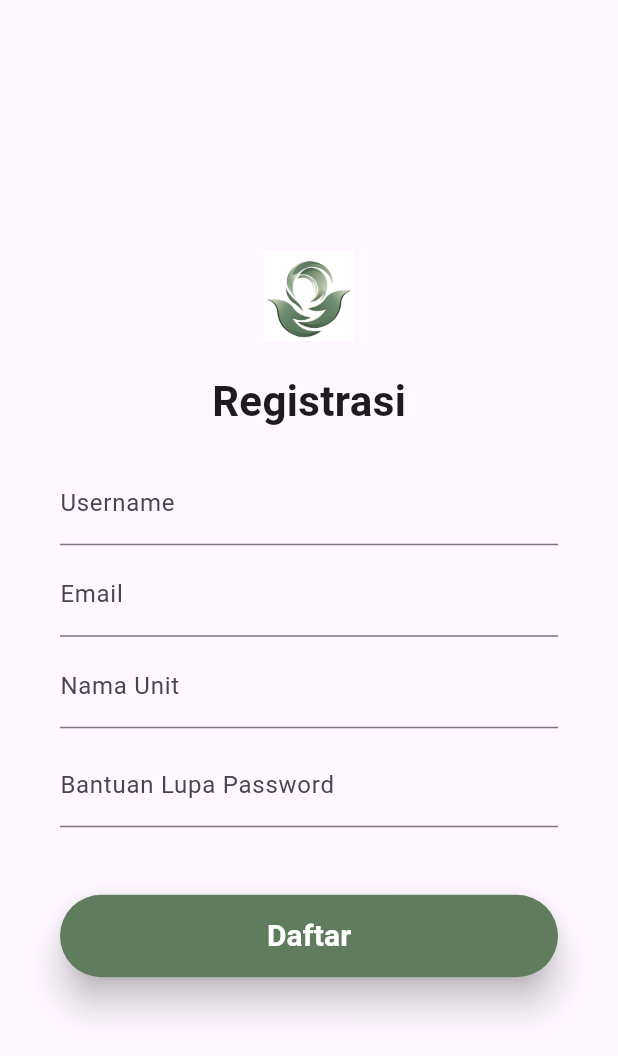
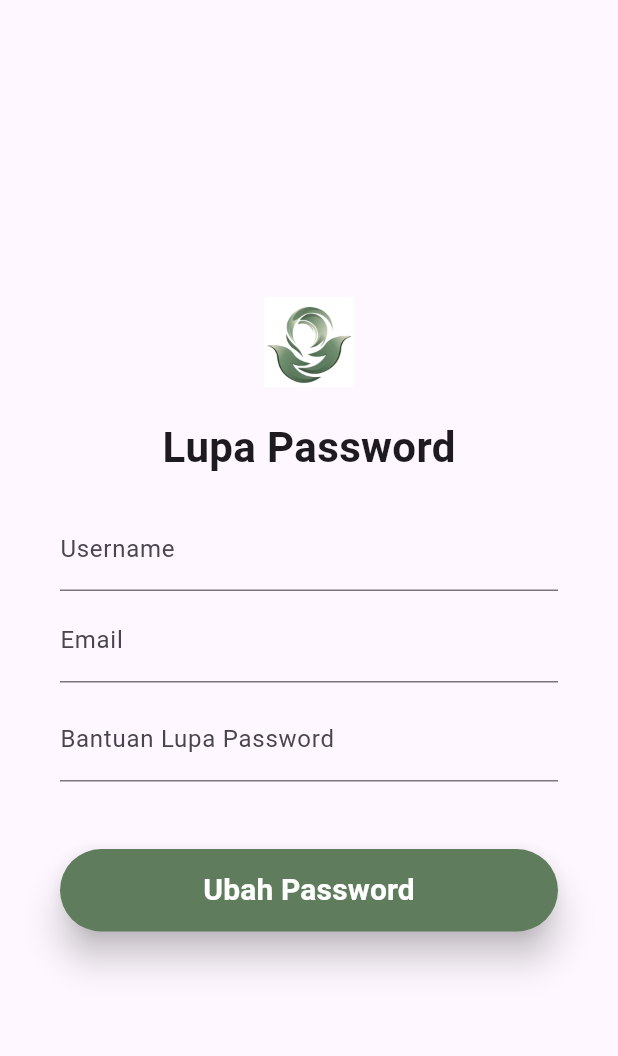
Before and after one commit to ridhoalpian/Mobile-Project-SM4, a Flutter app: the LupaPassword screen opened directly, on a phone screen of 412 x 824 dp. Shown: the top 1056 px of the screen. Run offline on Flutter 3.47's test engine with Material 3 defaults, Android fonts, the phone set to English and light mode, and no system bars; project files that could hold a hidden picture were left out.

Commit message:
lupa password
ubah

```diff
--- a/lib/register/lupapassword_page.dart
+++ b/lib/register/lupapassword_page.dart
@@ -25,7 +25,7 @@ class LupaPassword extends StatelessWidget {
           SizedBox(height: 20),
 
           Text(
-            "Registrasi",
+            "Lupa Password",
             style: TextStyle(
               fontSize: 28,
               fontWeight: FontWeight.bold,
@@ -44,14 +44,6 @@ class LupaPassword extends StatelessWidget {
             child: TextField(
               decoration: InputDecoration(
                 labelText: "Email",
-              ),
-            ),
-          ),
-          Container(
-            padding: EdgeInsets.fromLTRB(40, 0, 40, 5),
-            child: TextField(
-              decoration: InputDecoration(
-                labelText: "Nama Unit",
               ),
             ),
           ),
@@ -77,11 +69,17 @@ class LupaPassword extends StatelessWidget {
                   borderRadius: BorderRadius.circular(50),
                 ),
               ),
-              child: Text("Daftar", style: TextStyle(fontSize: 20, color: Colors.white, fontWeight: FontWeight.bold),),
+              child: Text(
+                "Ubah Password",
+                style: TextStyle(
+                    fontSize: 20,
+                    color: Colors.white,
+                    fontWeight: FontWeight.bold),
+              ),
             ),
           ),
         ],
       ),
     );
+  }
 }
-}
```
Also changed, not shown: lib/register/register_page.dart (+10 -2 lines).
